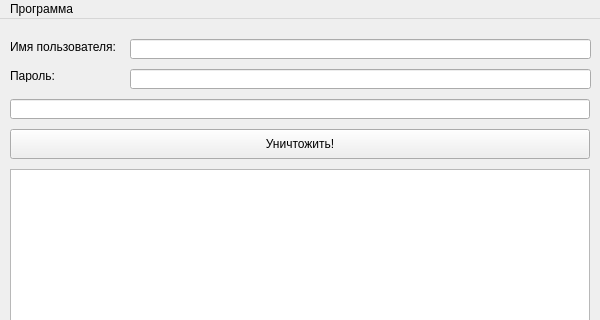
Before: the Qt Designer form gui.ui in Teskum-Researches/studio.destroy, drawn with Qt 5; both pictures show x 0 to 600 and y 0 to 320 of the 600 by 460 pixel window.
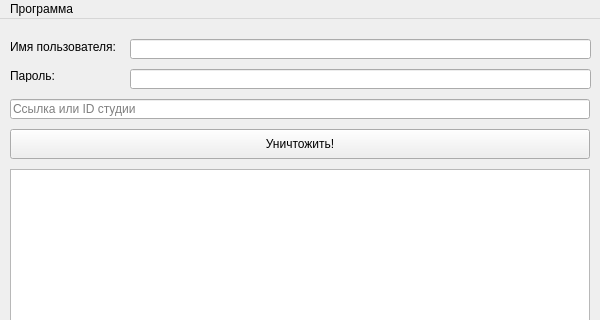
After: the same form once the commit is applied.

Commit message: ДОБАВЛЕН ПЛЕЙСХОЛДЕР

What changed in the file:
```diff
--- a/gui.ui
+++ b/gui.ui
@@ -109,6 +109,9 @@
       <height>20</height>
      </rect>
     </property>
+    <property name="placeholderText">
+     <string>Ссылка или ID студии</string>
+    </property>
    </widget>
    <widget class="QLabel" name="copyright_label">
     <property name="geometry">
```
Left out of the diff: 4 changed lines with no effect on the pictures.
